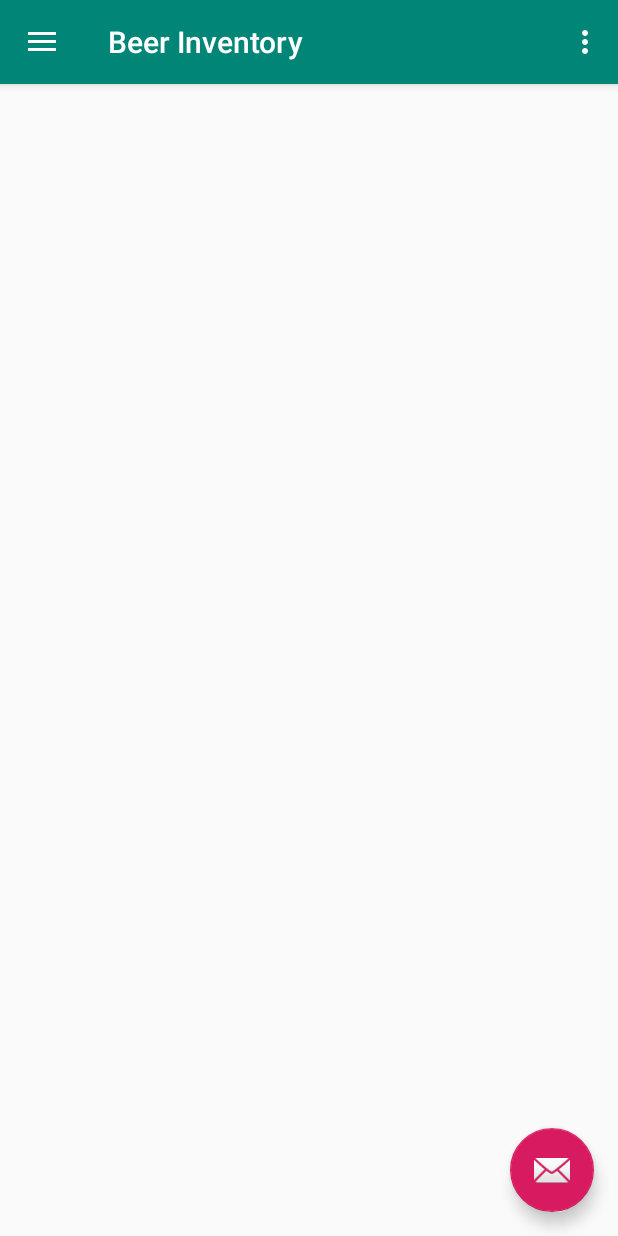
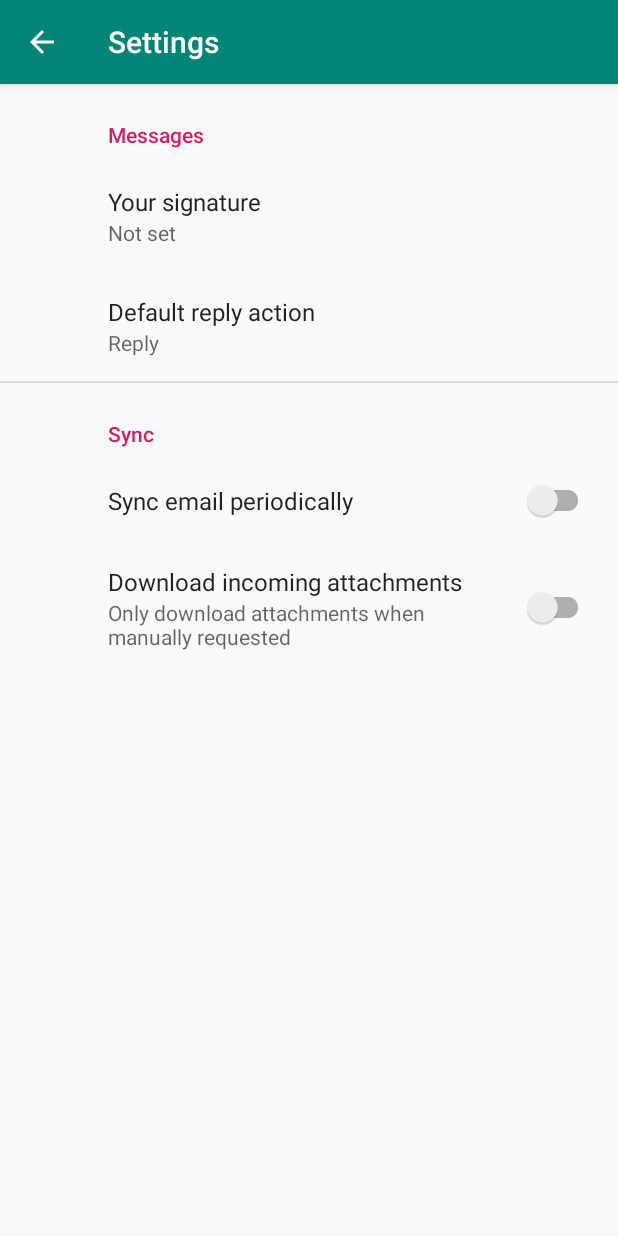
Before and after one commit to umanga-shrestha/BeerInventoryAppupdate, an Android app: the screen it shows after launch (MainActivity before the commit, SettingsActivity after it), in the side drawer, after a tap on "Settings", on a phone screen of 412 x 824 dp. Run offline under Robolectric (Android 15) with nearby library versions, the phone set to English and light mode, and no system bars; our stand-ins replace androidx.preference.

Commit message:
Added action bar navigation back to main, and added default settings activity

```diff
--- a/app/build.gradle
+++ b/app/build.gradle
@@ -26,6 +26,7 @@ dependencies {
     implementation 'com.google.android.material:material:1.0.0'
     implementation 'androidx.constraintlayout:constraintlayout:1.1.3'
     implementation 'com.android.support:recyclerview-v7:29.0.0'
+    implementation 'androidx.preference:preference:1.1.0-alpha05'
     testImplementation 'junit:junit:4.12'
     androidTestImplementation 'androidx.test:runner:1.2.0'
     androidTestImplementation 'androidx.test.espresso:espresso-core:3.2.0'
--- a/app/src/main/AndroidManifest.xml
+++ b/app/src/main/AndroidManifest.xml
@@ -11,7 +11,11 @@
         android:roundIcon="@mipmap/ic_launcher_round"
         android:supportsRtl="true"
         android:theme="@style/AppTheme">
-
+        <activity
+            android:name=".SettingsActivity"
+            android:label="@string/title_activity_settings"
+            android:parentActivityName=".MainActivity">
+        </activity>
         <activity
             android:name=".MainActivity"
             android:label="@string/app_name"
@@ -22,7 +26,10 @@
                 <category android:name="android.intent.category.LAUNCHER" />
             </intent-filter>
         </activity>
-        <activity android:name=".NewDrinkActitvity" />
+        <activity
+            android:name=".NewDrinkActitvity"
+            android:label="@string/title_activity_add_new"
+            android:parentActivityName=".MainActivity"/>
     </application>
 
 </manifest>
--- a/app/src/main/java/com/example/beerinventory/MainActivity.java
+++ b/app/src/main/java/com/example/beerinventory/MainActivity.java
@@ -112,6 +112,7 @@ public  class MainActivity extends AppCompatActivity
 
     public void onActivityResult(int requestCode, int resultCode, Intent intent) {
 //retrieve scan result
+        super.onActivityResult(requestCode, resultCode, intent);
         IntentResult scanningResult = IntentIntegrator.parseActivityResult(requestCode, resultCode, intent);
 
         if (scanningResult != null) {
@@ -121,9 +122,7 @@ public  class MainActivity extends AppCompatActivity
             Log.d("scanContent", scanContent);
             String scanFormat = scanningResult.getFormatName();
             Log.d("scanFormat", scanFormat);
-        }
-
-        else{
+        } else {
             Toast toast = Toast.makeText(getApplicationContext(),
                     "No scan data received!", Toast.LENGTH_SHORT);
             toast.show();
@@ -187,8 +186,8 @@ public  class MainActivity extends AppCompatActivity
             startActivity(intent);
 
         } else if (id == R.id.nav_settings) {
-
-
+            Intent intent = new Intent(MainActivity.this, SettingsActivity.class);
+            startActivity(intent);
         }
 
         DrawerLayout drawer = findViewById(R.id.drawer_layout);
--- a/app/src/main/java/com/example/beerinventory/NewDrinkActitvity.java
+++ b/app/src/main/java/com/example/beerinventory/NewDrinkActitvity.java
@@ -14,6 +14,8 @@ import android.widget.Toast;
 
 import java.nio.file.Files;
 import java.io.*;
+
+import androidx.appcompat.app.ActionBar;
 import androidx.appcompat.app.AppCompatActivity;
 
 public class NewDrinkActitvity extends AppCompatActivity {
@@ -68,6 +70,11 @@ public class NewDrinkActitvity extends AppCompatActivity {
 
         super.onCreate(savedInstanceState);
         setContentView(R.layout.activity_new_drink);
+
+        ActionBar actionBar = getSupportActionBar();
+        if (actionBar != null) {
+            actionBar.setDisplayHomeAsUpEnabled(true);
+        }
 
         // Filter out special characters
         editText = (EditText) findViewById(R.id.editText_1);
--- /dev/null
+++ b/app/src/main/java/com/example/beerinventory/SettingsActivity.java
@@ -0,0 +1,33 @@
+package com.example.beerinventory;
+
+import android.os.Bundle;
+
+import androidx.appcompat.app.ActionBar;
+import androidx.appcompat.app.AppCompatActivity;
+import androidx.appcompat.widget.Toolbar;
+import androidx.preference.PreferenceFragmentCompat;
+
+public class SettingsActivity extends AppCompatActivity {
+
+    @Override
+    protected void onCreate(Bundle savedInstanceState) {
+        super.onCreate(savedInstanceState);
+        setContentView(R.layout.settings_activity);
+        getSupportFragmentManager()
+                .beginTransaction()
+                .replace(R.id.settings, new SettingsFragment())
+                .commit();
+        ActionBar actionBar = getSupportActionBar();
+        if (actionBar != null) {
+            actionBar.setDisplayHomeAsUpEnabled(true);
+        }
+
+    }
+
+    public static class SettingsFragment extends PreferenceFragmentCompat {
+        @Override
+        public void onCreatePreferences(Bundle savedInstanceState, String rootKey) {
+            setPreferencesFromResource(R.xml.root_preferences, rootKey);
+        }
+    }
+}
--- /dev/null
+++ b/app/src/main/res/layout/settings_activity.xml
@@ -0,0 +1,9 @@
+<LinearLayout xmlns:android="http://schemas.android.com/apk/res/android"
+    android:layout_width="match_parent"
+    android:layout_height="match_parent">
+
+    <FrameLayout
+        android:id="@+id/settings"
+        android:layout_width="match_parent"
+        android:layout_height="match_parent" />
+</LinearLayout>
--- /dev/null
+++ b/app/src/main/res/values/arrays.xml
@@ -0,0 +1,12 @@
+<resources>
+    <!-- Reply Preference -->
+    <string-array name="reply_entries">
+        <item>Reply</item>
+        <item>Reply to all</item>
+    </string-array>
+
+    <string-array name="reply_values">
+        <item>reply</item>
+        <item>reply_all</item>
+    </string-array>
+</resources>
--- a/app/src/main/res/values/strings.xml
+++ b/app/src/main/res/values/strings.xml
@@ -15,5 +15,21 @@
     <string name="menu_share">Share</string>
     <string name="menu_send">Send</string>
     <string name="scan">Scan</string>
-    <string name="title_activity_add_new">AddNew</string>
+    <string name="title_activity_add_new">New Drink</string>
+    <string name="title_activity_settings">Settings</string>
+
+    <!-- Preference Titles -->
+    <string name="messages_header">Messages</string>
+    <string name="sync_header">Sync</string>
+
+    <!-- Messages Preferences -->
+    <string name="signature_title">Your signature</string>
+    <string name="reply_title">Default reply action</string>
+
+    <!-- Sync Preferences -->
+    <string name="sync_title">Sync email periodically</string>
+    <string name="attachment_title">Download incoming attachments</string>
+    <string name="attachment_summary_on">Automatically download attachments for incoming emails
+    </string>
+    <string name="attachment_summary_off">Only download attachments when manually requested</string>
 </resources>
--- /dev/null
+++ b/app/src/main/res/xml/root_preferences.xml
@@ -0,0 +1,51 @@
+<!--
+  ~ Copyright 2018 The app Open Source Project
+  ~
+  ~ Licensed under the Apache License, Version 2.0 (the "License");
+  ~ you may not use this file except in compliance with the License.
+  ~ You may obtain a copy of the License at
+  ~
+  ~      http://www.apache.org/licenses/LICENSE-2.0
+  ~
+  ~ Unless required by applicable law or agreed to in writing, software
+  ~ distributed under the License is distributed on an "AS IS" BASIS,
+  ~ WITHOUT WARRANTIES OR CONDITIONS OF ANY KIND, either express or implied.
+  ~ See the License for the specific language governing permissions and
+  ~ limitations under the License.
+  -->
+
+<PreferenceScreen xmlns:app="http://schemas.android.com/apk/res-auto">
+
+    <PreferenceCategory app:title="@string/messages_header">
+
+        <EditTextPreference
+            app:key="signature"
+            app:title="@string/signature_title"
+            app:useSimpleSummaryProvider="true" />
+
+        <ListPreference
+            app:defaultValue="reply"
+            app:entries="@array/reply_entries"
+            app:entryValues="@array/reply_values"
+            app:key="reply"
+            app:title="@string/reply_title"
+            app:useSimpleSummaryProvider="true" />
+
+    </PreferenceCategory>
+
+    <PreferenceCategory app:title="@string/sync_header">
+
+        <SwitchPreferenceCompat
+            app:key="sync"
+            app:title="@string/sync_title" />
+
+        <SwitchPreferenceCompat
+            app:dependency="sync"
+            app:key="attachment"
+            app:summaryOff="@string/attachment_summary_off"
+            app:summaryOn="@string/attachment_summary_on"
+            app:title="@string/attachment_title" />
+
+    </PreferenceCategory>
+
+</PreferenceScreen>
```
